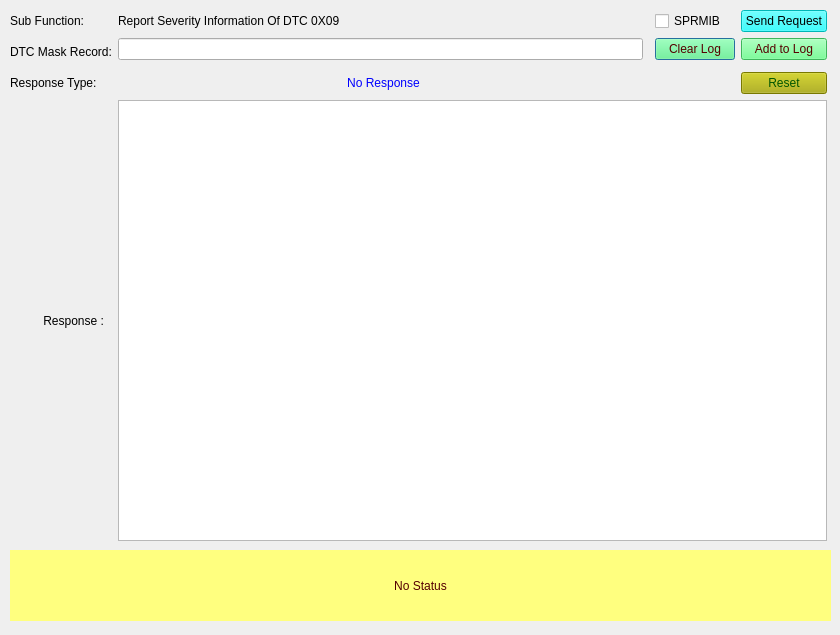
Old version of the form SID_19_09.ui in the repository VicharaVandana/ProxiCan.
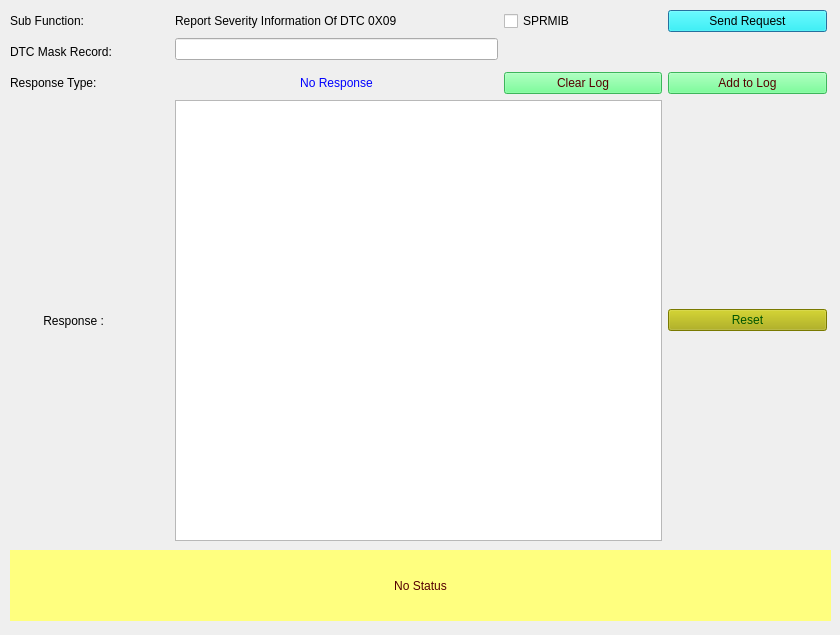
New version of the form.

The edit to the form file:
```diff
--- a/SID_19_09.ui
+++ b/SID_19_09.ui
@@ -50,49 +50,18 @@
     <property name="sizeConstraint">
      <enum>QLayout::SetNoConstraint</enum>
     </property>
-    <item row="6" column="0">
-     <widget class="QLabel" name="label_4">
-      <property name="text">
-       <string>          Response : </string>
-      </property>
-     </widget>
-    </item>
-    <item row="1" column="3">
-     <widget class="QPushButton" name="pushButton_clearLog">
-      <property name="styleSheet">
-       <string notr="true">background-color: rgb(85, 255, 127);
-color: rgb(85, 0, 0);</string>
-      </property>
-      <property name="text">
-       <string>Clear Log</string>
-      </property>
-     </widget>
-    </item>
-    <item row="0" column="3">
-     <widget class="QCheckBox" name="checkBox_suppressposmsg">
+    <item row="0" column="4">
+     <widget class="QPushButton" name="pushButton_Send19_09Req">
       <property name="toolTip">
-       <string>If selected then Suppress Positive Response Message Indication bit will be set in Subfunction</string>
+       <string>&lt;html&gt;&lt;head/&gt;&lt;body&gt;&lt;p&gt;Sends the 19 service subfunction 09 request to ECU&lt;/p&gt;&lt;/body&gt;&lt;/html&gt;</string>
       </property>
-      <property name="text">
-       <string>SPRMIB</string>
-      </property>
-     </widget>
-    </item>
-    <item row="0" column="1" colspan="2">
-     <widget class="QLabel" name="subFunction_Name">
-      <property name="text">
-       <string>Report Severity Information Of DTC 0X09 </string>
-      </property>
-     </widget>
-    </item>
-    <item row="1" column="4">
-     <widget class="QPushButton" name="pushButton_appendLog">
       <property name="styleSheet">
-       <string notr="true">background-color: rgb(85, 255, 127);
-color: rgb(85, 0, 0);</string>
+       <string notr="true">background-color: rgb(0, 255, 255);
+border-color: rgb(0, 0, 0);
+color: rgb(0, 0, 0);</string>
       </property>
       <property name="text">
-       <string>Add to Log</string>
+       <string>Send Request</string>
       </property>
      </widget>
     </item>
@@ -112,18 +81,6 @@
       </property>
      </widget>
     </item>
-    <item row="3" column="4">
-     <widget class="QPushButton" name="pushButton_reset">
-      <property name="styleSheet">
-       <string notr="true">background-color: rgb(170, 170, 0);
-font: 75 8pt &quot;MS Shell Dlg 2&quot;;
-color: rgb(0, 85, 0);</string>
-      </property>
-      <property name="text">
-       <string>Reset</string>
-      </property>
-     </widget>
-    </item>
     <item row="1" column="0" rowspan="2">
      <widget class="QLabel" name="DTCStatusMaskRecord_label">
       <property name="text">
@@ -131,13 +88,6 @@
       </property>
      </widget>
     </item>
-    <item row="0" column="0">
-     <widget class="QLabel" name="label_subFunction">
-      <property name="text">
-       <string>Sub Function:</string>
-      </property>
-     </widget>
-    </item>
     <item row="3" column="0">
      <widget class="QLabel" name="label_5">
       <property name="text">
@@ -145,28 +95,78 @@
       </property>
      </widget>
     </item>
-    <item row="1" column="1">
+    <item row="0" column="0">
+     <widget class="QLabel" name="label_subFunction">
+      <property name="text">
+       <string>Sub Function:</string>
+      </property>
+     </widget>
+    </item>
+    <item row="6" column="0">
+     <widget class="QLabel" name="label_4">
+      <property name="text">
+       <string>          Response : </string>
+      </property>
+     </widget>
+    </item>
+    <item row="6" column="4">
+     <widget class="QPushButton" name="pushButton_reset">
+      <property name="styleSheet">
+       <string notr="true">background-color: rgb(170, 170, 0);
+font: 75 8pt &quot;MS Shell Dlg 2&quot;;
+color: rgb(0, 85, 0);</string>
+      </property>
+      <property name="text">
+       <string>Reset</string>
+      </property>
+     </widget>
+    </item>
+    <item row="6" column="1" colspan="3">
+     <widget class="QTextBrowser" name="textBrowser_Resp"/>
+    </item>
+    <item row="3" column="4">
+     <widget class="QPushButton" name="pushButton_appendLog">
+      <property name="styleSheet">
+       <string notr="true">background-color: rgb(85, 255, 127);
+color: rgb(85, 0, 0);</string>
+      </property>
+      <property name="text">
+       <string>Add to Log</string>
+      </property>
+     </widget>
+    </item>
+    <item row="3" column="3">
+     <widget class="QPushButton" name="pushButton_clearLog">
+      <property name="styleSheet">
+       <string notr="true">background-color: rgb(85, 255, 127);
+color: rgb(85, 0, 0);</string>
+      </property>
+      <property name="text">
+       <string>Clear Log</string>
+      </property>
+     </widget>
+    </item>
+    <item row="1" column="1" colspan="2">
      <widget class="QLineEdit" name="lineEdit_DTCMaskRecord">
       <property name="toolTip">
        <string>&lt;html&gt;&lt;head/&gt;&lt;body&gt;&lt;p&gt;Enter DTC Mask Record in hexadecimal format of 3 Bytes&lt;/p&gt;&lt;/body&gt;&lt;/html&gt;</string>
       </property>
      </widget>
     </item>
-    <item row="6" column="1" colspan="4">
-     <widget class="QTextBrowser" name="textBrowser_Resp"/>
-    </item>
-    <item row="0" column="4">
-     <widget class="QPushButton" name="pushButton_Send19_09Req">
+    <item row="0" column="3">
+     <widget class="QCheckBox" name="checkBox_suppressposmsg">
       <property name="toolTip">
-       <string>&lt;html&gt;&lt;head/&gt;&lt;body&gt;&lt;p&gt;Sends the 19 service subfunction 09 request to ECU&lt;/p&gt;&lt;/body&gt;&lt;/html&gt;</string>
+       <string>If selected then Suppress Positive Response Message Indication bit will be set in Subfunction</string>
       </property>
-      <property name="styleSheet">
-       <string notr="true">background-color: rgb(0, 255, 255);
-border-color: rgb(0, 0, 0);
-color: rgb(0, 0, 0);</string>
+      <property name="text">
+       <string>SPRMIB</string>
       </property>
+     </widget>
+    </item>
+    <item row="0" column="1" colspan="2">
+     <widget class="QLabel" name="subFunction_Name">
       <property name="text">
-       <string>Send Request</string>
+       <string>Report Severity Information Of DTC 0X09 </string>
       </property>
      </widget>
     </item>
```
